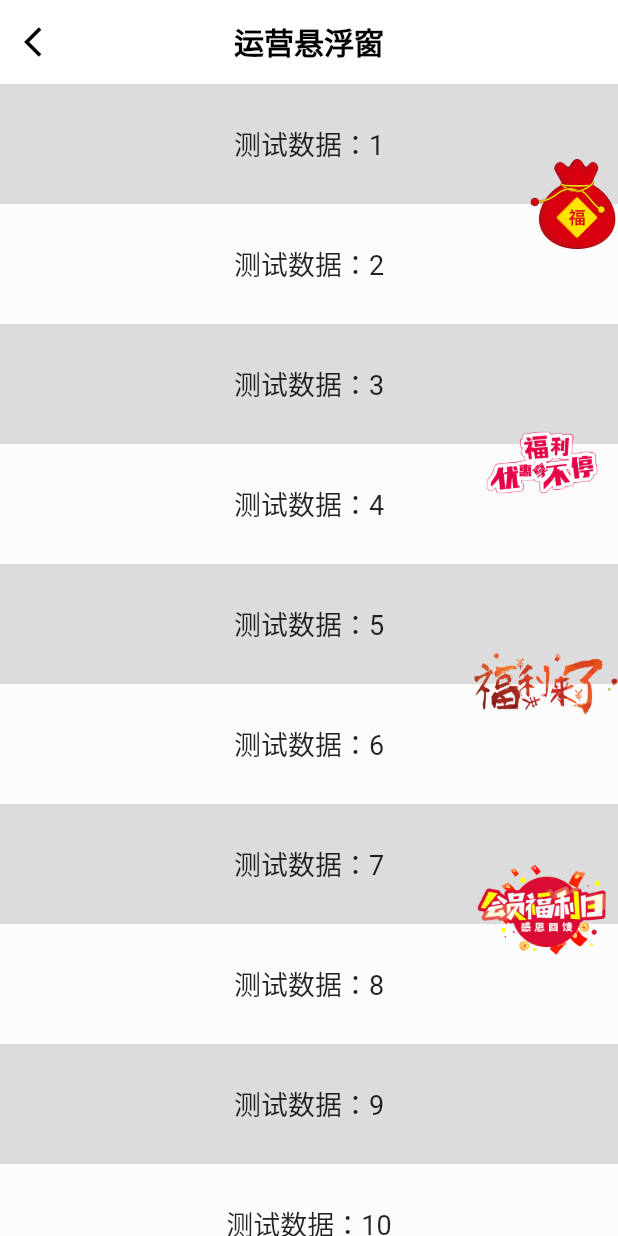
After one commit to yixiaolunhui/flutter_xy, a Flutter app: the FloatOperatePage screen opened directly, on a phone screen of 412 x 824 dp. The commit adds this screen. Run offline on Flutter 3.47's test engine with Material 2 defaults, Android fonts, the phone set to English and light mode, and no system bars.

Commit message:
*增加短信验证码

```diff
--- a/lib/config/xy_data_config.dart
+++ b/lib/config/xy_data_config.dart
@@ -5,8 +5,8 @@ import 'package:flutter_xy/xydemo/code/code_page.dart';
 import 'package:flutter_xy/xydemo/ruler/ruler_page.dart';
 import 'package:flutter_xy/xydemo/ruler/semi_circle_ruler_page.dart';
 
-import '../xydemo/code/code_widget.dart';
 import '../xydemo/float/float_page.dart';
+import '../xydemo/float/operate/float_operate_page.dart';
 import 'xy_info.dart';
 
 class UIGroupDataConfig {
@@ -97,6 +97,17 @@ class UIGroupDataConfig {
         ));
       },
     ));
+    children.add(UIGroupInfo(
+      groupName: "运营悬浮窗",
+      desc: "运营悬浮窗",
+      onClick: (BuildContext context) {
+        Navigator.push(context, MaterialPageRoute(
+          builder: (BuildContext context) {
+            return const FloatOperatePage();
+          },
+        ));
+      },
+    ));
     return UIGroupInfo(groupName: "功能类", children: children, isExpand: false);
   }
 }
--- /dev/null
+++ b/lib/xydemo/float/operate/float_operate.dart
@@ -0,0 +1,109 @@
+import 'package:flutter/cupertino.dart';
+
+/*
+ * 运营浮窗
+ * A widget that controls where a child of a [Stack] is positioned.
+ */
+class FloatOperateWidget extends StatefulWidget {
+  const FloatOperateWidget({
+    Key? key,
+    required this.child,
+    this.top,
+    this.bottom,
+    this.width,
+    this.height,
+    this.isScrolling,
+    this.duration = 200,
+    this.alpha = 1.0,
+    this.scrollAlpha = 1.0,
+    this.percent = 1.0,
+    this.scrollPercent = 0.5,
+  }) : super(key: key);
+
+  final Widget child;
+  final double? top;
+  final double? bottom;
+  final double? width;
+  final double? height;
+
+  //是否滑动中
+  final bool? isScrolling;
+
+  //动画时长(水平动画)
+  final int duration;
+
+  //默认透明度
+  final double? alpha;
+
+  //滚动时透明度
+  final double? scrollAlpha;
+
+  //默认显示百分比
+  final double? percent;
+
+  //滚动显示百分比
+  final double? scrollPercent;
+
+  @override
+  State<FloatOperateWidget> createState() => _FloatOperateWidgetState();
+}
+
+class _FloatOperateWidgetState extends State<FloatOperateWidget>
+    with SingleTickerProviderStateMixin {
+  //动画控制器
+  late AnimationController _animationController;
+
+  //平移动画
+  late Animation<Offset> _slideAnimation;
+
+  //透明度动画
+  late Animation<double> _fadeAnimation;
+
+  @override
+  void initState() {
+    super.initState();
+    //动画控制器
+    _animationController = AnimationController(
+        vsync: this, duration: Duration(milliseconds: widget.duration));
+    //平移动画
+    _slideAnimation = Tween(
+            begin: Offset(1.0 - (widget.percent ?? 1), 0),
+            end: Offset(1.0 - (widget.scrollPercent ?? 0.5), 0))
+        .animate(_animationController);
+    //透明度动画
+    _fadeAnimation = Tween(begin: widget.alpha, end: widget.scrollAlpha)
+        .animate(_animationController);
+  }
+
+  @override
+  void didUpdateWidget(covariant FloatOperateWidget oldWidget) {
+    super.didUpdateWidget(oldWidget);
+    if (widget.isScrolling == true) {
+      _animationController.forward();
+    } else {
+      _animationController.reverse();
+    }
+  }
+
+  @override
+  void dispose() {
+    super.dispose();
+    _animationController.dispose();
+  }
+
+  @override
+  Widget build(BuildContext context) {
+    return Positioned(
+      top: widget.top,
+      right: 0,
+      bottom: widget.bottom,
+      child: SlideTransition(
+        position: _slideAnimation,
+        child: FadeTransition(
+          opacity: _fadeAnimation,
+          child: widget.child,
+        ),
+      ),
+    );
+  }
+}
--- /dev/null
+++ b/lib/xydemo/float/operate/float_operate_page.dart
@@ -0,0 +1,129 @@
+import 'package:flutter/material.dart';
+import 'package:flutter_xy/utils/image_utils.dart';
+import 'package:flutter_xy/widgets/xy_app_bar.dart';
+import 'package:flutter_xy/xydemo/float/operate/float_operate.dart';
+
+/*
+ * 运营悬浮窗界面
+ */
+class FloatOperatePage extends StatefulWidget {
+  const FloatOperatePage({Key? key}) : super(key: key);
+
+  @override
+  State<FloatOperatePage> createState() => _FloatOperatePageState();
+}
+
+class _FloatOperatePageState extends State<FloatOperatePage> {
+  bool isScrolling = false;
+
+  @override
+  Widget build(BuildContext context) {
+    return Scaffold(
+      appBar: XYAppBar(
+        title: "运营悬浮窗",
+        onBack: () {
+          Navigator.pop(context);
+        },
+      ),
+      body: Stack(
+        children: [
+          NotificationListener<ScrollNotification>(
+            onNotification: (scrollNotification) {
+              if (scrollNotification is ScrollStartNotification) {
+                isScrolling = true;
+                if (mounted) {
+                  setState(() {});
+                }
+                return true;
+              }
+              if (scrollNotification is ScrollEndNotification) {
+                isScrolling = false;
+                if (mounted) {
+                  setState(() {});
+                }
+                return true;
+              }
+              return false;
+            },
+            child: ListView(
+              children: _itemList(),
+            ),
+          ),
+          FloatOperateWidget(
+            top: 50,
+            alpha: 1,
+            scrollAlpha: 0.5,
+            percent: 1,
+            scrollPercent: 0,
+            isScrolling: isScrolling,
+            child: Image(
+              image: ImageUtils.getAssetImage("fudai"),
+              width: 60,
+              height: 60,
+            ),
+          ),
+          FloatOperateWidget(
+            top: 200,
+            alpha: 1,
+            scrollAlpha: 0.5,
+            percent: 1,
+            scrollPercent: 0.35,
+            isScrolling: isScrolling,
+            child: Image(
+              image: ImageUtils.getAssetImage("fuli1"),
+              width: 100,
+              height: 100,
+            ),
+          ),
+          FloatOperateWidget(
+            top: 350,
+            alpha: 1,
+            scrollAlpha: 1.0,
+            percent: 1,
+            scrollPercent: 0.3,
+            isScrolling: isScrolling,
+            child: Image(
+              image: ImageUtils.getAssetImage("fuli2"),
+              width: 100,
+              height: 100,
+            ),
+          ),
+          FloatOperateWidget(
+            top: 500,
+            alpha: 1,
+            scrollAlpha: 1.0,
+            percent: 1,
+            scrollPercent: 0.4,
+            isScrolling: isScrolling,
+            child: Image(
+              image: ImageUtils.getAssetImage("fuli3"),
+              width: 100,
+              height: 100,
+            ),
+          ),
+        ],
+      ),
+    );
+  }
+
+  /*
+   * Item列表
+   */
+  _itemList() {
+    var childList = <Widget>[];
+    for (var i = 0; i < 50; i++) {
+      childList.add(Container(
+        color: i % 2 == 0 ? Colors.black12 : Colors.white30,
+        height: 80,
+        alignment: Alignment.center,
+        child: Text(
+          "测试数据：${i + 1}",
+          style: const TextStyle(
+            fontSize: 18,
+          ),
+        ),
+      ));
+    }
+    return childList;
+  }
+}
```
Also changed, not shown: assets/images/fudai.png (added), assets/images/fuli1.png (added), assets/images/fuli2.png (added), assets/images/fuli3.png (added), 1 other file.
